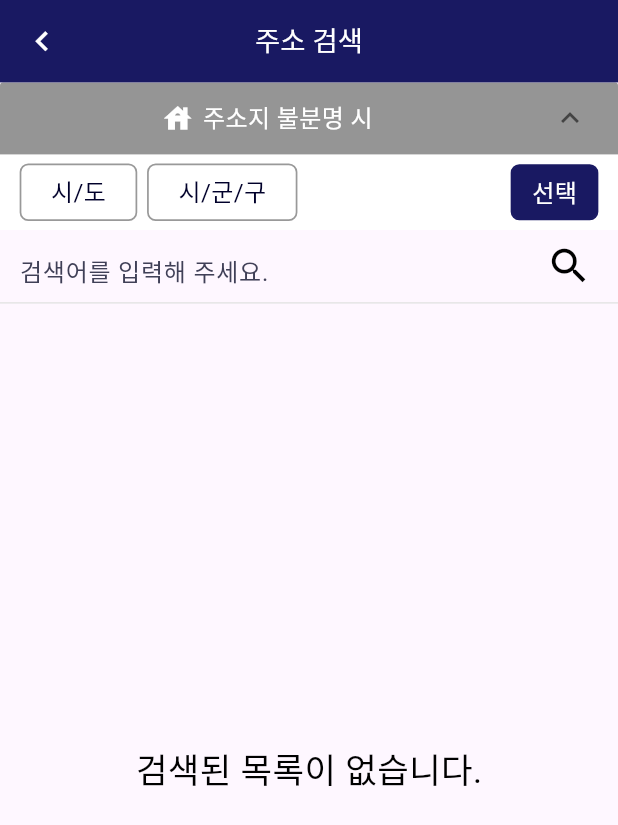
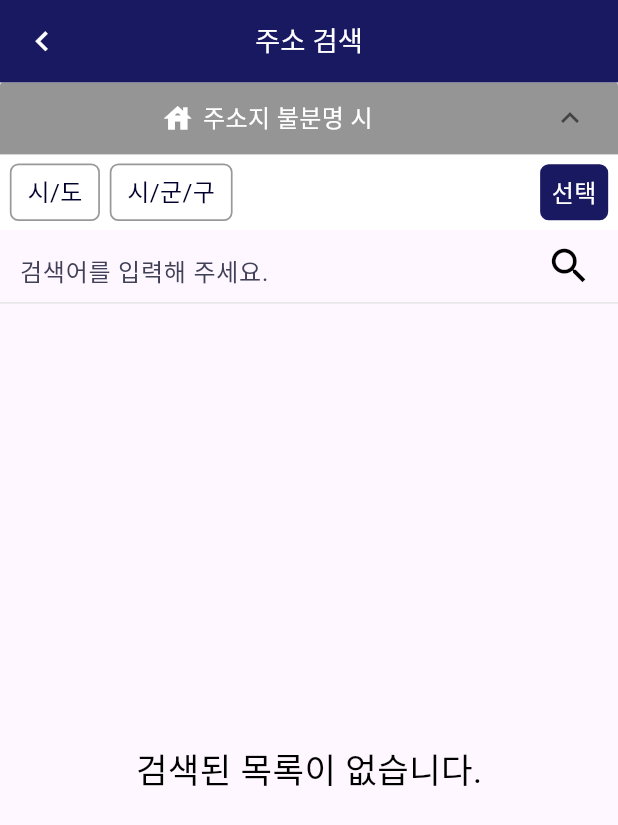
Before and after one commit to rlaehdwo29/logislink_oms_flutter, a Flutter app: the AddrSearchPage screen opened directly with empty values, after a tap on "주소지 불분명 시", on a phone screen of 412 x 824 dp. Shown: the top 825 px of the screen. Run offline on Flutter 3.47's test engine with Material 3 defaults, Android fonts, the phone set to English and light mode, and no system bars; our stand-ins replace device_info_plus, dio, firebase_core, firebase_crashlytics, firebase_dynamic_links, firebase_messaging and 18 more; missing offline and left inert: fbroadcast, flutter_inappwebview, kakao_map_plugin, phone_call, time_picker_sheet; accounts and stored records are empty; generated files the repository leaves out were written again; network calls fail; Roboto replaces fonts that are missing (NanumSquare); statements that could not run were skipped.

Commit message:
- IOS 스토어 주소 변경

```diff
--- a/lib/constants/const.dart
+++ b/lib/constants/const.dart
@@ -3,11 +3,11 @@ class Const {
   static final bool logEnable = false;
 
   // 버전명
-  static final APP_VERSION = "1.1.9";
+  static final APP_VERSION = "1.1.10";
 
   //스토어 주소
   static final ANDROID_STORE = "https://play.google.com/store/apps/details?id=com.logislink.oms";
-  static final IOS_STORE = "https://apps.apple.com/app/id6474982649";
+  static final IOS_STORE = "https://apps.apple.com/app/id6476912966";
 
 
   static final int CONNECT_TIMEOUT = 15;
--- a/lib/page/subPage/addr_search_page.dart
+++ b/lib/page/subPage/addr_search_page.dart
@@ -262,20 +262,22 @@ class _AddrSearchPageState extends State<AddrSearchPage> {
               },
               body: Obx((){
                   return Container(
-                    padding: EdgeInsets.symmetric(vertical: CustomStyle.getHeight(5.h),horizontal: CustomStyle.getWidth(10.w)),
+                    padding: EdgeInsets.symmetric(vertical: CustomStyle.getHeight(5.h),horizontal: CustomStyle.getWidth(5.w)),
                     color: Colors.white,
                     child: Row(
                       crossAxisAlignment: CrossAxisAlignment.center,
                       mainAxisAlignment: MainAxisAlignment.spaceBetween,
                       children : [
-                        Row(
+                        Expanded(
+                          flex: 2,
+                        child: Row(
                           children: [
                           InkWell(
                           onTap: () async {
                             ShowCodeDialogWidget(context:context, mTitle: "시/도", codeType: Const.SIDO, mFilter: "", callback: selectSido).showDialog();
                           },
                           child: Container(
-                            padding: EdgeInsets.symmetric(vertical: CustomStyle.getHeight(5.h),horizontal: CustomStyle.getWidth(15.w)),
+                            padding: EdgeInsets.symmetric(vertical: CustomStyle.getHeight(5.h),horizontal: CustomStyle.getWidth(8.w)),
                             decoration: BoxDecoration(
                                 borderRadius: BorderRadius.all(Radius.circular(5.w)),
                                 color: Colors.white,
@@ -296,7 +298,7 @@ class _AddrSearchPageState extends State<AddrSearchPage> {
                             ShowCodeDialogWidget(context:context, mTitle: "시/군/구", codeType: Const.SIDO_AREA, mFilter: mSido.value, callback: selectSidoArea).showDialog();
                           },
                           child: Container(
-                            padding: EdgeInsets.symmetric(vertical: CustomStyle.getHeight(5.h),horizontal: CustomStyle.getWidth(15.w)),
+                            padding: EdgeInsets.symmetric(vertical: CustomStyle.getHeight(5.h),horizontal: CustomStyle.getWidth(8.w)),
                             margin: EdgeInsets.only(left: CustomStyle.getWidth(5.w)),
                             decoration: BoxDecoration(
                                 borderRadius: BorderRadius.all(Radius.circular(5.w)),
@@ -310,13 +312,13 @@ class _AddrSearchPageState extends State<AddrSearchPage> {
                           )
                         ),
                           ]
-                        ),
+                        )),
                         InkWell(
                           onTap: () async {
                             await confirm();
                           },
                           child: Container(
-                            padding: EdgeInsets.symmetric(vertical: CustomStyle.getHeight(5.h),horizontal: CustomStyle.getWidth(10.w)),
+                            padding: EdgeInsets.symmetric(vertical: CustomStyle.getHeight(5.h),horizontal: CustomStyle.getWidth(5.w)),
                             decoration: BoxDecoration(
                                 borderRadius: BorderRadius.all(Radius.circular(5.w)),
                                 color: main_color,
@@ -327,7 +329,7 @@ class _AddrSearchPageState extends State<AddrSearchPage> {
                               style: CustomStyle.CustomFont(styleFontSize14, Colors.white),
                             ),
                           )
-                        )
+                       )
                       ]
                     )
               );
--- a/lib/page/subPage/appbar_mypage.dart
+++ b/lib/page/subPage/appbar_mypage.dart
@@ -195,7 +195,7 @@ class _AppBarMyPageState extends State<AppBarMyPage> {
                                 borderRadius: BorderRadius.circular(5.w),
                                 color: box_body
                             ),
-                            padding: EdgeInsets.symmetric(horizontal: CustomStyle.getWidth(10.w),vertical: CustomStyle.getHeight(10.h)),
+                            padding: EdgeInsets.symmetric(horizontal: CustomStyle.getWidth(5.w),vertical: CustomStyle.getHeight(5.h)),
                             margin: EdgeInsets.only(top: CustomStyle.getHeight(5.h)),
                             child: Text(
                               mData.value.userName??"",
@@ -224,7 +224,7 @@ class _AppBarMyPageState extends State<AppBarMyPage> {
                                 borderRadius: BorderRadius.circular(5.w),
                                 color: box_body
                             ),
-                            padding: EdgeInsets.symmetric(horizontal: CustomStyle.getWidth(10.w),vertical: CustomStyle.getHeight(10.h)),
+                            padding: EdgeInsets.symmetric(horizontal: CustomStyle.getWidth(5.w),vertical: CustomStyle.getHeight(5.h)),
                             margin: EdgeInsets.only(top: CustomStyle.getHeight(5.h)),
                             child: Text(
                               Util.makePhoneNumber(mData.value.mobile),
@@ -289,7 +289,7 @@ class _AppBarMyPageState extends State<AppBarMyPage> {
                       )
                           : InputDecoration(
                         counterText: '',
-                        contentPadding: EdgeInsets.symmetric(horizontal: CustomStyle.getWidth(5.w),vertical: CustomStyle.getHeight(10.h)),
+                        contentPadding: EdgeInsets.symmetric(horizontal: CustomStyle.getWidth(5.w),vertical: CustomStyle.getHeight(5.h)),
                         hintText: Strings.of(context)?.get("my_page_password_hint")??"새 비밀번호를 입력해주세요._",
                         hintStyle:CustomStyle.greyDefFont(),
                         enabledBorder: OutlineInputBorder(
--- a/lib/page/subPage/reg_order/order_customer_page.dart
+++ b/lib/page/subPage/reg_order/order_customer_page.dart
@@ -120,7 +120,7 @@ class _OrderCustomerPageState extends State<OrderCustomerPage> {
           Navigator.of(context).pop({'code':200,'cust':item, "nonCust":false});
         },
         child: Container(
-            padding: EdgeInsets.symmetric(vertical: CustomStyle.getHeight(10.h), horizontal: CustomStyle.getWidth(20.w)),
+            padding: EdgeInsets.symmetric(vertical: CustomStyle.getHeight(10.h), horizontal: CustomStyle.getWidth(5.w)),
             decoration: BoxDecoration(
               border: Border(
                 bottom: BorderSide(
--- a/pubspec.yaml
+++ b/pubspec.yaml
@@ -16,7 +16,7 @@ publish_to: 'none' # Remove this line if you wish to publish to pub.dev
 # https://developer.apple.com/library/archive/documentation/General/Reference/InfoPlistKeyReference/Articles/CoreFoundationKeys.html
 # In Windows, build-name is used as the major, minor, and patch parts
 # of the product and file versions while build-number is used as the build suffix.
-version: 1.1.9+21
+version: 1.1.10+22
 
 environment:
   sdk: '>=3.0.3 <4.0.0'
```
Also changed, not shown: 8 other files.
